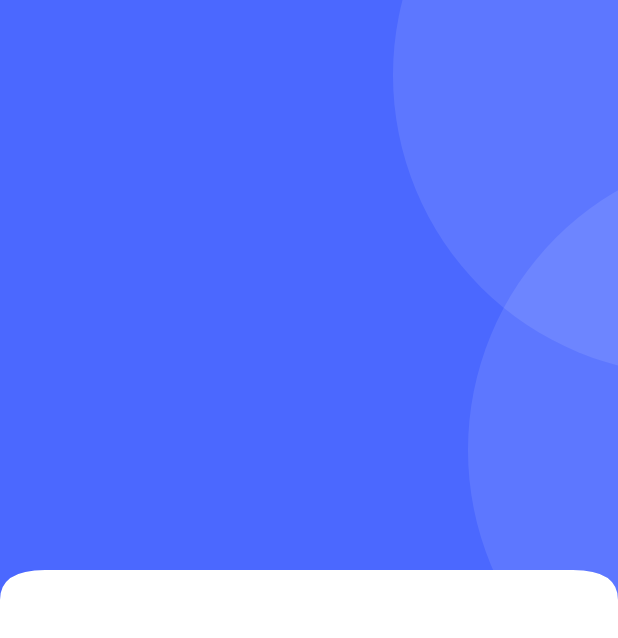
After one commit to emobodigo/flutter_commerce_sample, a Flutter app: the HomeScreen screen opened directly, on a phone screen of 412 x 824 dp. The commit adds this screen. Shown: the top 638 px of the screen. Run offline on Flutter 3.47's test engine with Material 3 defaults, Android fonts, the light colour scheme and no system bars; our stand-ins replace get, get_storage, iconsax, logger, smooth_page_indicator; accounts and stored records are empty; project files that could hold a hidden picture were left out.

Commit message:
create forgot & reset password UI, create Bottom navigation bar & home page UI

```diff
--- /dev/null
+++ b/lib/common/widgets/circular_container.dart
@@ -0,0 +1,32 @@
+import 'package:ecommerce_sample/utils/constants/colors.dart';
+import 'package:flutter/material.dart';
+
+class CCircularContainer extends StatelessWidget {
+  const CCircularContainer(
+      {super.key,
+      this.child,
+      this.width = 400,
+      this.height = 400,
+      this.radius = 400,
+      this.padding = 0,
+      this.backgroundColor = CColors.white});
+
+  final double? width;
+  final double? height;
+  final double radius;
+  final double padding;
+  final Widget? child;
+  final Color backgroundColor;
+  @override
+  Widget build(BuildContext context) {
+    return Container(
+      width: width,
+      height: height,
+      padding: EdgeInsets.all(padding),
+      decoration: BoxDecoration(
+        borderRadius: BorderRadius.circular(radius),
+        color: backgroundColor,
+      ),
+    );
+  }
+}
--- /dev/null
+++ b/lib/common/widgets/curved_edge_shape.dart
@@ -0,0 +1,34 @@
+import 'package:flutter/material.dart';
+
+class CustomCurveEdge extends CustomClipper<Path> {
+  @override
+  Path getClip(Size size) {
+    var path = Path();
+    path.lineTo(0, size.height);
+
+    final firstStartPoint = Offset(0, size.height - 20);
+    final firstEndPoint = Offset(30, size.height - 20);
+    path.quadraticBezierTo(firstStartPoint.dx, firstStartPoint.dy,
+        firstEndPoint.dx, firstEndPoint.dy);
+
+    final secondStartPoint = Offset(0, size.height - 20);
+    final secondEndPoint = Offset(size.width - 30, size.height - 20);
+    path.quadraticBezierTo(secondStartPoint.dx, secondStartPoint.dy,
+        secondEndPoint.dx, secondEndPoint.dy);
+
+    final thirdStartPoint = Offset(size.width, size.height - 20);
+    final thirdEndPoint = Offset(size.width, size.height);
+    path.quadraticBezierTo(thirdStartPoint.dx, thirdStartPoint.dy,
+        thirdEndPoint.dx, thirdEndPoint.dy);
+
+    path.lineTo(size.width, 0);
+    path.close();
+
+    return path;
+  }
+
+  @override
+  bool shouldReclip(covariant CustomClipper<Path> oldClipper) {
+    return true;
+  }
+}
--- /dev/null
+++ b/lib/common/widgets/curved_edge_widget.dart
@@ -0,0 +1,16 @@
+import 'package:ecommerce_sample/common/widgets/curved_edge_shape.dart';
+import 'package:flutter/material.dart';
+
+class CurvedEdgeWidget extends StatelessWidget {
+  const CurvedEdgeWidget({
+    super.key,
+    this.child,
+  });
+
+  final Widget? child;
+
+  @override
+  Widget build(BuildContext context) {
+    return ClipPath(clipper: CustomCurveEdge(), child: child);
+  }
+}
--- /dev/null
+++ b/lib/common/widgets/primary_header_container.dart
@@ -0,0 +1,45 @@
+import 'package:ecommerce_sample/common/widgets/circular_container.dart';
+import 'package:ecommerce_sample/common/widgets/curved_edge_widget.dart';
+import 'package:ecommerce_sample/utils/constants/colors.dart';
+import 'package:flutter/material.dart';
+
+class PrimaryHeaderContainer extends StatelessWidget {
+  const PrimaryHeaderContainer({
+    super.key,
+    required this.child,
+  });
+
+  final Widget child;
+
+  @override
+  Widget build(BuildContext context) {
+    return CurvedEdgeWidget(
+      child: Container(
+        color: CColors.primaryColor,
+        padding: EdgeInsets.all(0),
+        child: SizedBox(
+          height: 400,
+          child: Stack(
+            children: [
+              Positioned(
+                top: -150,
+                right: -250,
+                child: CCircularContainer(
+                  backgroundColor: CColors.white.withValues(alpha: 0.1),
+                ),
+              ),
+              Positioned(
+                top: 100,
+                right: -300,
+                child: CCircularContainer(
+                  backgroundColor: CColors.white.withValues(alpha: 0.1),
+                ),
+              ),
+              child
+            ],
+          ),
+        ),
+      ),
+    );
+  }
+}
--- a/lib/features/authentication/screens/login/widgets/login_form.dart
+++ b/lib/features/authentication/screens/login/widgets/login_form.dart
@@ -1,4 +1,6 @@
+import 'package:ecommerce_sample/features/authentication/screens/forgot_password/forgot_password.dart';
 import 'package:ecommerce_sample/features/authentication/screens/signup/signup.dart';
+import 'package:ecommerce_sample/home_menu.dart';
 import 'package:ecommerce_sample/utils/constants/sizes.dart';
 import 'package:ecommerce_sample/utils/constants/text_strings.dart';
 import 'package:flutter/material.dart';
@@ -55,7 +57,7 @@ class LoginForm extends StatelessWidget {
 
                 /// Forget Password
                 TextButton(
-                  onPressed: () {},
+                  onPressed: () => Get.to(() => ForgotPassword()),
                   child: Text(CTexts.forgetPassword),
                 )
               ],
@@ -68,7 +70,7 @@ class LoginForm extends StatelessWidget {
             SizedBox(
               width: double.infinity,
               child: ElevatedButton(
-                onPressed: () {},
+                onPressed: () => Get.to(() => HomeMenu()),
                 child: Text(CTexts.signIn),
               ),
             ),
--- /dev/null
+++ b/lib/features/commerce/screens/home/home.dart
@@ -0,0 +1,17 @@
+import 'package:ecommerce_sample/common/widgets/primary_header_container.dart';
+import 'package:flutter/material.dart';
+
+class HomeScreen extends StatelessWidget {
+  const HomeScreen({super.key});
+
+  @override
+  Widget build(BuildContext context) {
+    return Scaffold(
+      body: SingleChildScrollView(
+        child: Column(
+          children: [PrimaryHeaderContainer(child: Container())],
+        ),
+      ),
+    );
+  }
+}
--- a/lib/utils/theme/theme.dart
+++ b/lib/utils/theme/theme.dart
@@ -1,3 +1,4 @@
+import 'package:ecommerce_sample/utils/constants/colors.dart';
 import 'package:ecommerce_sample/utils/theme/custom_themes/appbar_theme.dart';
 import 'package:ecommerce_sample/utils/theme/custom_themes/bottom_sheet_theme.dart';
 import 'package:ecommerce_sample/utils/theme/custom_themes/checkbox_theme.dart';
@@ -15,7 +16,7 @@ class CAppTheme {
     useMaterial3: true,
     fontFamily: 'Poppins',
     brightness: Brightness.light,
-    primaryColor: Colors.blue,
+    primaryColor: CColors.primaryColor,
     scaffoldBackgroundColor: Colors.white,
     appBarTheme: CAppbarTheme.lightAppbarTheme,
     bottomSheetTheme: CBottomSheetTheme.lightBottomSheetTheme,
@@ -25,13 +26,12 @@ class CAppTheme {
     outlinedButtonTheme: COutlinedButtonTheme.lightOutlinedButtonTheme,
     inputDecorationTheme: CTextFieldTheme.lightInputDecorationTheme,
     textTheme: CTextTheme.lightTextTheme,
-
   );
   static ThemeData darkTheme = ThemeData(
     useMaterial3: true,
     fontFamily: 'Poppins',
     brightness: Brightness.dark,
-    primaryColor: Colors.blue,
+    primaryColor: CColors.primaryColor,
     scaffoldBackgroundColor: Colors.black,
     appBarTheme: CAppbarTheme.darkAppbarTheme,
     bottomSheetTheme: CBottomSheetTheme.darkBottomSheetTheme,
```
Also changed, not shown: lib/features/authentication/screens/forgot_password/forgot_password.dart (added, +58 -0 lines), lib/features/authentication/screens/forgot_password/reset_password.dart (added, +79 -0 lines), lib/home_menu.dart (added, +56 -0 lines).
